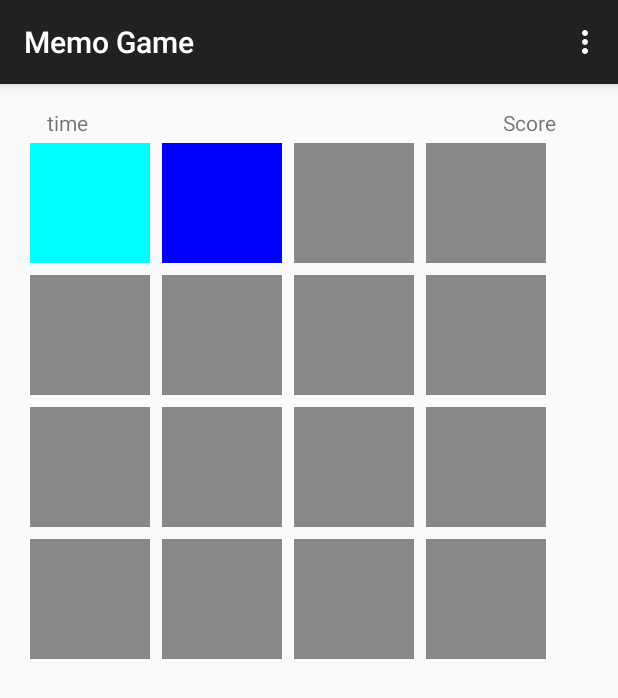
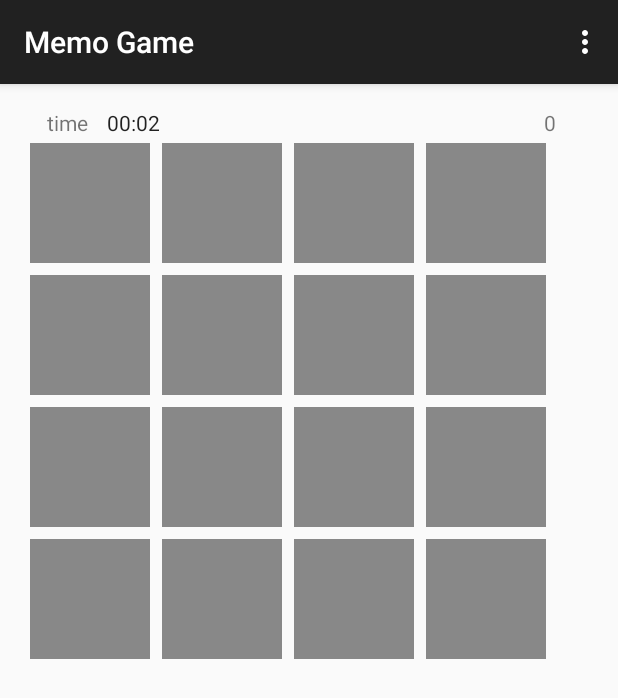
Before and after one commit to filiperamon/MemoGame, an Android app: the screen it shows after launch (MainActivity), after a tap on an icon or button, on a phone screen of 412 x 824 dp. Shown: the top 698 px of the screen. Run offline under Robolectric (Android 15) with nearby library versions, the phone set to English and light mode, and no system bars; 1 other tap on this screen came first.

Commit message:
Game parte 1

```diff
--- a/MemoGame/app/src/main/AndroidManifest.xml
+++ b/MemoGame/app/src/main/AndroidManifest.xml
@@ -8,6 +8,7 @@
         android:label="@string/app_name"
         android:theme="@style/AppTheme" >
         <activity
+            android:screenOrientation="nosensor"
             android:name=".MainActivity"
             android:label="@string/app_name" >
             <intent-filter>
--- a/MemoGame/app/src/main/java/com/edu/fa7/memogame/MainActivity.java
+++ b/MemoGame/app/src/main/java/com/edu/fa7/memogame/MainActivity.java
@@ -1,14 +1,18 @@
 package com.edu.fa7.memogame;
 
 import android.graphics.Color;
+import android.os.Handler;
+import android.os.SystemClock;
 import android.support.v7.app.AppCompatActivity;
 import android.os.Bundle;
+import android.util.Log;
 import android.view.Menu;
 import android.view.MenuItem;
 import android.view.View;
-import android.widget.Button;
+import android.widget.Chronometer;
 import android.widget.GridLayout;
 import android.widget.ImageButton;
+import android.widget.TextView;
 import android.widget.Toast;
 
 import java.util.ArrayList;
@@ -37,6 +41,15 @@ public class MainActivity extends AppCompatActivity {
     private int[] imageIds;
     private int[][] matriz;
     private ArrayList<Integer> colors;
+    private int countClick1 = -1;
+    private int countClick2;
+    private View view;
+    private int totalAcertos = 0;
+    private Chronometer chronometer;
+    private TextView tvScores;
+    private boolean isInit = true;
+
+
 
     @Override
     protected void onCreate(Bundle savedInstanceState) {
@@ -62,6 +75,8 @@ public class MainActivity extends AppCompatActivity {
         imBtn31 = (ImageButton) findViewById(R.id.btn_image_3x1);
         imBtn32 = (ImageButton) findViewById(R.id.btn_image_3x2);
         imBtn33 = (ImageButton) findViewById(R.id.btn_image_3x3);
+        chronometer = (Chronometer) findViewById(R.id.chronometer);
+        tvScores = (TextView) findViewById(R.id.text_view_scores);
 
         imageIds = new int[]{
                 R.id.btn_image_0x0,
@@ -90,7 +105,7 @@ public class MainActivity extends AppCompatActivity {
         colors.add(Color.MAGENTA);
         colors.add(Color.RED);
         colors.add(Color.YELLOW);
-        colors.add(Color.WHITE);
+        colors.add(Color.DKGRAY);
         colors.add(Color.BLACK);
         colors.add(Color.GREEN);
         colors.add(Color.BLUE);
@@ -98,7 +113,7 @@ public class MainActivity extends AppCompatActivity {
         colors.add(Color.MAGENTA);
         colors.add(Color.RED);
         colors.add(Color.YELLOW);
-        colors.add(Color.WHITE);
+        colors.add(Color.DKGRAY);
 
         setButtonImageValue();
 
@@ -127,55 +142,122 @@ public class MainActivity extends AppCompatActivity {
     }
 
     public void onClick(View view) {
+        if (totalAcertos==0 && isInit){
+            chronometer.setBase(SystemClock.elapsedRealtime());
+            chronometer.start();
+            isInit = false;
+        }
         switch (view.getId()){
             case R.id.btn_image_0x0:
                 view.setBackgroundColor(colors.get(0));
+                verifierColorButton(colors.get(0), view);
                 break;
             case R.id.btn_image_0x1:
                 view.setBackgroundColor(colors.get(1));
+                verifierColorButton(colors.get(1), view);
                 break;
             case R.id.btn_image_0x2:
                 view.setBackgroundColor(colors.get(2));
+                verifierColorButton(colors.get(2), view);
                 break;
             case R.id.btn_image_0x3:
                 view.setBackgroundColor(colors.get(3));
+                verifierColorButton(colors.get(3), view);
                 break;
             case R.id.btn_image_1x0:
                 view.setBackgroundColor(colors.get(4));
+                verifierColorButton(colors.get(4), view);
                 break;
             case R.id.btn_image_1x1:
                 view.setBackgroundColor(colors.get(5));
+                verifierColorButton(colors.get(5), view);
                 break;
             case R.id.btn_image_1x2:
                 view.setBackgroundColor(colors.get(6));
+                verifierColorButton(colors.get(6), view);
                 break;
             case R.id.btn_image_1x3:
                 view.setBackgroundColor(colors.get(7));
+                verifierColorButton(colors.get(7), view);
                 break;
             case R.id.btn_image_2x0:
                 view.setBackgroundColor(colors.get(8));
+                verifierColorButton(colors.get(8), view);
                 break;
             case R.id.btn_image_2x1:
                 view.setBackgroundColor(colors.get(9));
+                verifierColorButton(colors.get(9), view);
                 break;
             case R.id.btn_image_2x2:
                 view.setBackgroundColor(colors.get(10));
+                verifierColorButton(colors.get(10), view);
                 break;
             case R.id.btn_image_2x3:
                 view.setBackgroundColor(colors.get(11));
+                verifierColorButton(colors.get(11), view);
                 break;
             case R.id.btn_image_3x0:
                 view.setBackgroundColor(colors.get(12));
+                verifierColorButton(colors.get(12), view);
                 break;
             case R.id.btn_image_3x1:
                 view.setBackgroundColor(colors.get(13));
+                verifierColorButton(colors.get(13), view);
                 break;
             case R.id.btn_image_3x2:
                 view.setBackgroundColor(colors.get(14));
+                verifierColorButton(colors.get(14), view);
                 break;
             case R.id.btn_image_3x3:
                 view.setBackgroundColor(colors.get(15));
+                verifierColorButton(colors.get(15), view);
                 break;
+        }
+
+    }
+
+    public void verifierColorButton(int color, final View v){
+        if (countClick1 == -1) {
+            countClick1 = color;
+            view = v;
+            view.setClickable(false);
+        }else {
+            countClick2 = color;
+            if(countClick1 == countClick2){
+                countClick1 = -1;
+                countClick2 = -1;
+                view.setClickable(false);
+                v.setClickable(false);
+                totalAcertos +=2;
+                if (endGame()){
+                    Toast.makeText(getApplicationContext(),"venceu", Toast.LENGTH_SHORT).show();
+
+                    setButtonImageValue();
+                    changeStatusViewButton(true);
+                    long elapsedMillis = SystemClock.elapsedRealtime() - chronometer.getBase();
+                    chronometer.setBase(SystemClock.elapsedRealtime());
+                    chronometer.stop();
+                    chronometer.setActivated(false);
+
+                    tvScores.setText(String.valueOf(elapsedMillis));
+                    isInit = true;
+
+                }
+            }else {
+                changeStatusViewButton(false);
+                Handler handler = new Handler(getMainLooper());
+                handler.postDelayed(new Runnable() {
+                    @Override
+                    public void run() {
+                        view.setBackgroundColor(Color.GRAY);
+                        v.setBackgroundColor(Color.GRAY);
+                        changeStatusViewButton(true);
+                        view.setClickable(true);
+                    }
+                }, 200);
+                countClick1 = -1;
+                countClick2 = -1;
+            }
         }
     }
 
@@ -184,6 +266,23 @@ public class MainActivity extends AppCompatActivity {
         for (int item:imageIds){
             ImageButton btnDefault = (ImageButton) findViewById(item);
             btnDefault.setBackgroundColor(Color.GRAY);
+            btnDefault.setClickable(true);
+            totalAcertos = 0;
+        }
+    }
+
+    public void changeStatusViewButton(Boolean status){
+        for (int item:imageIds){
+            ImageButton btnDefault = (ImageButton) findViewById(item);
+            btnDefault.setEnabled(status);
+        }
+    }
+
+    public boolean endGame(){
+        if (totalAcertos == gridLayout.getRowCount()* gridLayout.getColumnCount()){
+            return true;
+        }else {
+            return false;
         }
     }
 }
--- a/MemoGame/app/src/main/res/layout/activity_main.xml
+++ b/MemoGame/app/src/main/res/layout/activity_main.xml
@@ -12,7 +12,7 @@
         >
 
         <TextView
-            android:layout_width="wrap_content"
+            android:layout_width="40dp"
             android:layout_height="wrap_content"
             android:text="time"
             android:layout_gravity="left"
@@ -20,11 +20,21 @@
             android:layout_alignParentLeft="true"
             android:layout_alignParentStart="true"
             android:layout_marginLeft="15dp"
-            android:layout_marginStart="15dp" />
-        <TextView
+            android:layout_marginStart="15dp"
+            android:id="@+id/textView" />
+
+        <Chronometer
             android:layout_width="wrap_content"
             android:layout_height="wrap_content"
-            android:text="Score"
+            android:id="@+id/chronometer"
+            android:layout_alignParentTop="true"
+            android:layout_toRightOf="@+id/textView" />
+
+        <TextView
+            android:id="@+id/text_view_scores"
+            android:layout_width="wrap_content"
+            android:layout_height="wrap_content"
+            android:text="0"
             android:layout_marginRight="25dp"
             android:layout_marginEnd="25dp"
             android:layout_alignParentTop="true"
```
